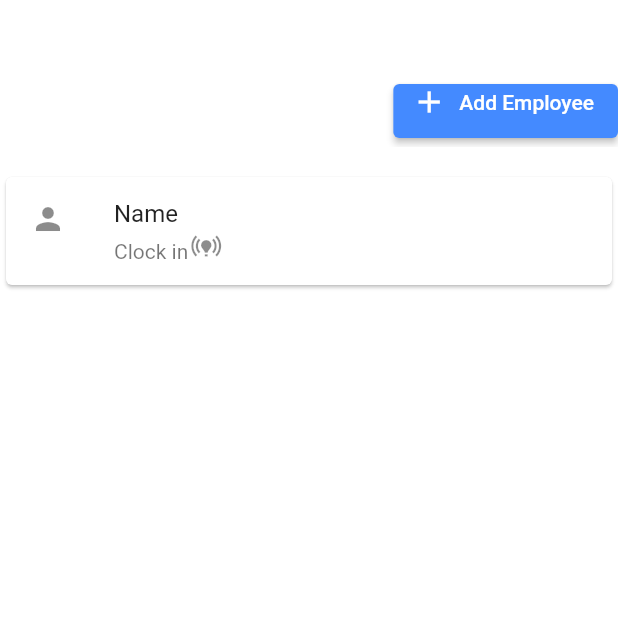
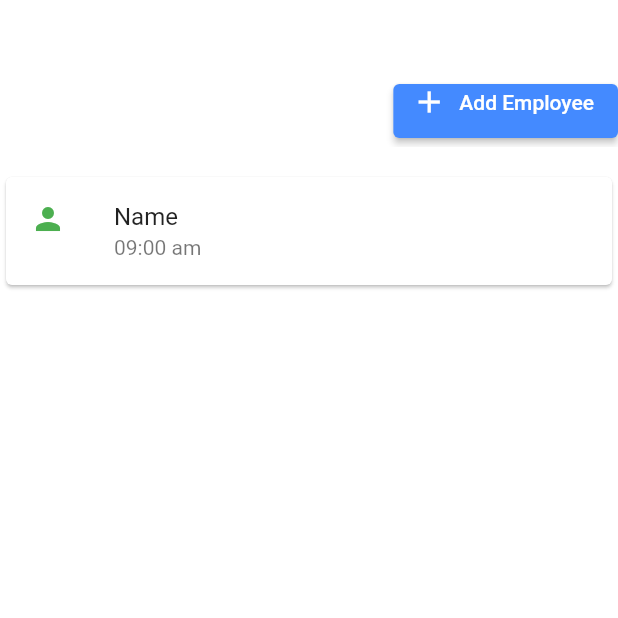
Before and after one commit to idavers/Karibu-Visitor-mobile, a Flutter app: the Employee screen opened directly, on a phone screen of 412 x 824 dp, the top half of it. Run offline on Flutter 3.47's test engine with Material 2 defaults, Android fonts, the phone set to English and light mode, and no system bars; our stand-ins replace google_fonts.

Commit message:
Styled list icon

```diff
--- a/lib/Screens/addUser.dart
+++ b/lib/Screens/addUser.dart
@@ -268,13 +268,10 @@ class _EmployeeState extends State<Employee> with TickerProviderStateMixin {
                     mainAxisSize: MainAxisSize.min,
                     children: const [
                       ListTile(
-                        leading: Icon(Icons.person),
+                        leading: Icon(Icons.person, color: Colors.green),
                         title: Text('Name'),
                         subtitle: Text.rich(TextSpan(children: [
-                          TextSpan(text: "Clock in"),
-                          WidgetSpan(
-                            child: Icon(Icons.online_prediction),
-                          )
+                          TextSpan(text: "09:00 am"),
                         ])),
                       )
                     ],
```
